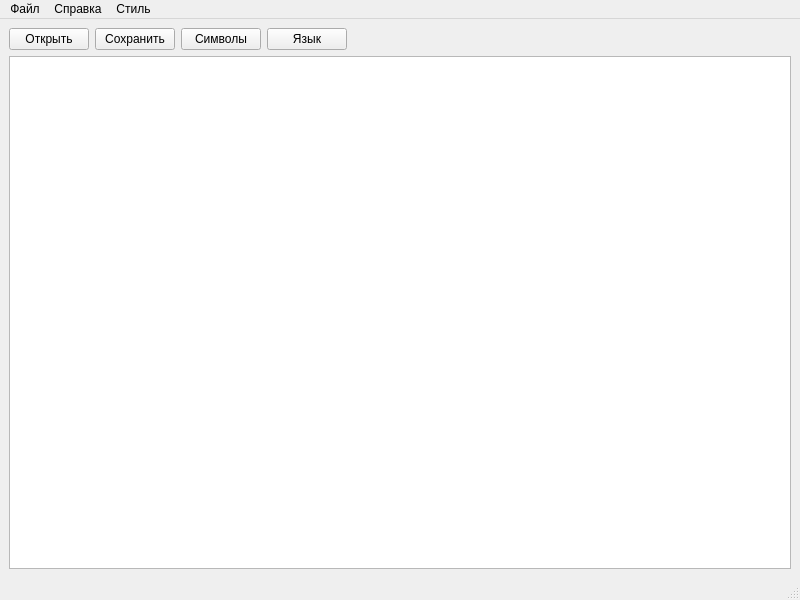
Above: Lesson_3/mainwindow.ui from YarikAlex/GUI_Lessons before the change. Below: the same form after it.
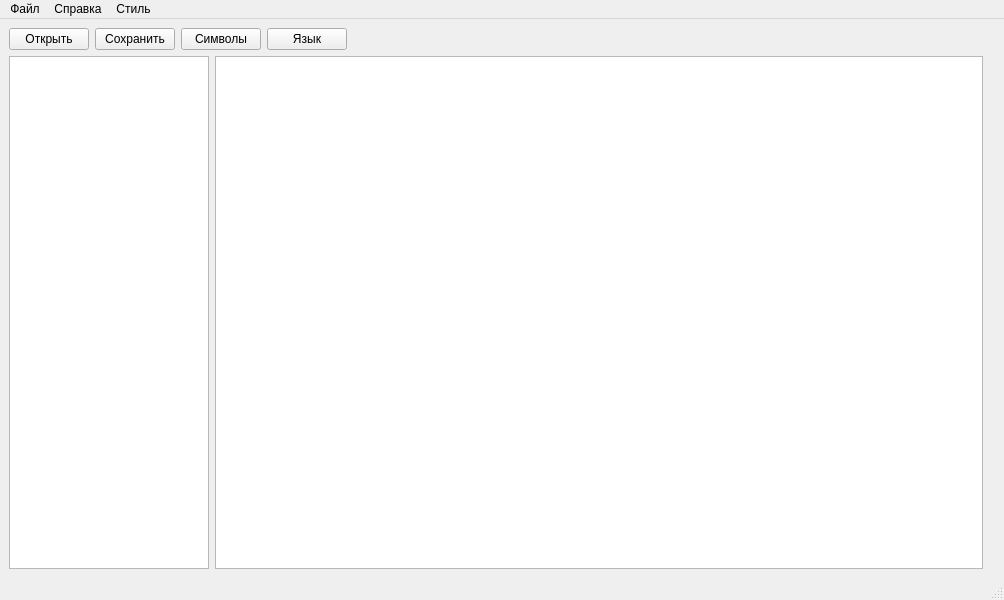
That is the form after the change.

Commit message: Added new class for file system

```diff
--- a/Lesson_3/mainwindow.ui
+++ b/Lesson_3/mainwindow.ui
@@ -6,7 +6,7 @@
    <rect>
     <x>0</x>
     <y>0</y>
-    <width>800</width>
+    <width>1004</width>
     <height>600</height>
    </rect>
   </property>
@@ -15,7 +15,10 @@
   </property>
   <widget class="QWidget" name="centralwidget">
    <layout class="QGridLayout" name="gridLayout">
-    <item row="0" column="0">
+    <item row="1" column="1">
+     <widget class="QTextEdit" name="textEdit"/>
+    </item>
+    <item row="0" column="0" colspan="4">
      <layout class="QHBoxLayout" name="horizontalLayout">
       <item>
        <widget class="QPushButton" name="btn_open">
@@ -61,7 +64,14 @@
      </layout>
     </item>
     <item row="1" column="0">
-     <widget class="QTextEdit" name="textEdit"/>
+     <widget class="QTreeView" name="treeView">
+      <property name="maximumSize">
+       <size>
+        <width>200</width>
+        <height>16777215</height>
+       </size>
+      </property>
+     </widget>
     </item>
    </layout>
   </widget>
@@ -70,7 +80,7 @@
     <rect>
      <x>0</x>
      <y>0</y>
-     <width>800</width>
+     <width>1004</width>
      <height>21</height>
     </rect>
    </property>
```
The commit also changes 5 other files.
